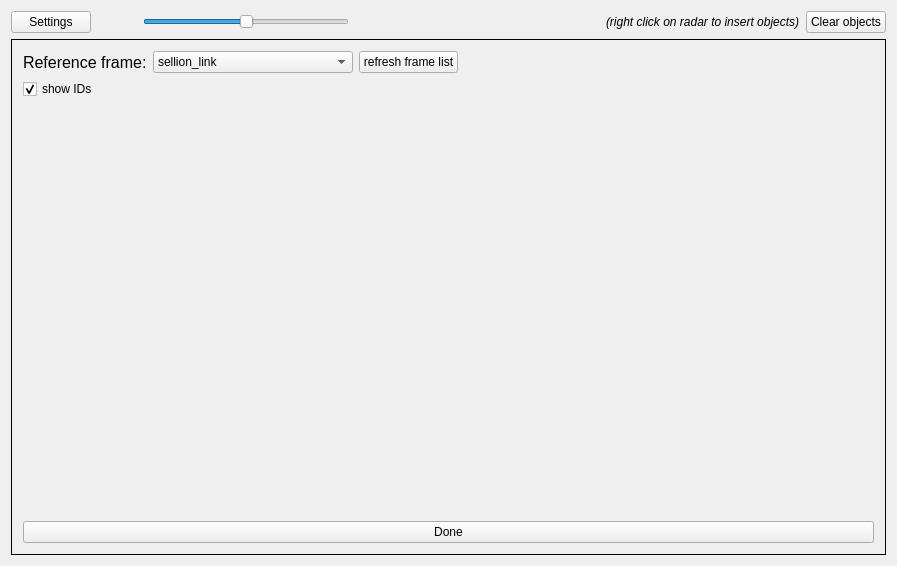
Above: resource/radar_tabs.ui from ros4hri/rqt_hri_radar before the change. Below: the same form after it.
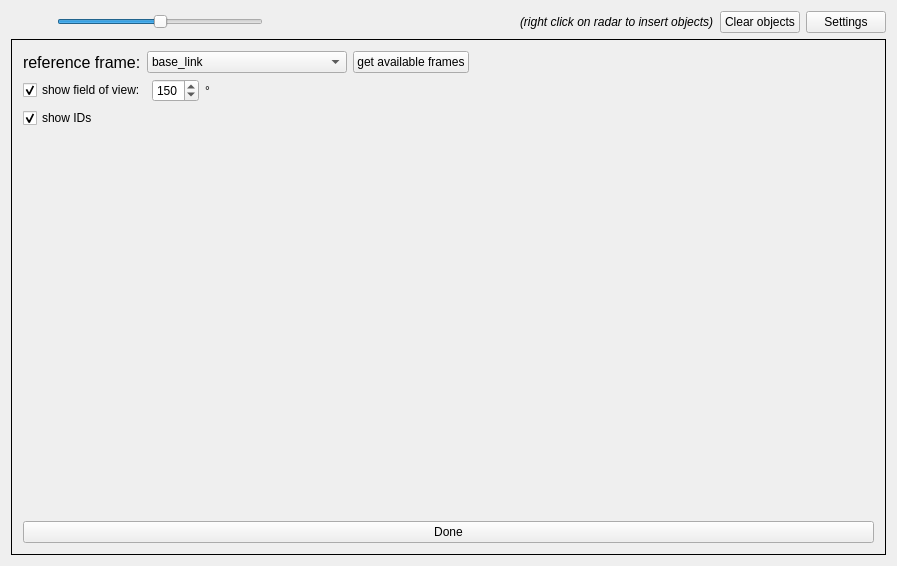
That is the form after the change. Icons and pictures are not drawn.

Commit message:
add option to show the robot's field of view + corresponding settings
While here, minor refactor of the 'show ids' btn

The edit to the form file:
```diff
--- a/resource/radar_tabs.ui
+++ b/resource/radar_tabs.ui
@@ -62,17 +62,6 @@
       <property name="bottomMargin">
        <number>0</number>
       </property>
-      <item>
-       <widget class="QPushButton" name="settingsBtn">
-        <property name="text">
-         <string>Settings</string>
-        </property>
-        <property name="icon">
-         <iconset theme="preferences-system">
-          <normaloff>.</normaloff>.</iconset>
-        </property>
-       </widget>
-      </item>
       <item>
        <widget class="QPushButton" name="zoomOut">
         <property name="text">
@@ -154,6 +143,17 @@
         </property>
        </widget>
       </item>
+      <item>
+       <widget class="QPushButton" name="settingsBtn">
+        <property name="text">
+         <string>Settings</string>
+        </property>
+        <property name="icon">
+         <iconset theme="preferences-system">
+          <normaloff>.</normaloff>.</iconset>
+        </property>
+       </widget>
+      </item>
      </layout>
     </widget>
    </item>
@@ -197,7 +197,7 @@
             </font>
            </property>
            <property name="text">
-            <string>Reference frame:</string>
+            <string>reference frame:</string>
            </property>
           </widget>
          </item>
@@ -219,10 +219,10 @@
             </size>
            </property>
            <property name="currentText">
-            <string>sellion_link</string>
+            <string>base_link</string>
            </property>
            <property name="currentIndex">
-            <number>0</number>
+            <number>1</number>
            </property>
            <item>
             <property name="text">
@@ -244,7 +244,7 @@
          <item>
           <widget class="QPushButton" name="reloadButton">
            <property name="text">
-            <string>refresh frame list</string>
+            <string>get available frames</string>
            </property>
            <property name="icon">
             <iconset theme="reload">
@@ -268,7 +268,57 @@
         </layout>
        </item>
        <item>
-        <widget class="QCheckBox" name="idCheckbox">
+        <layout class="QHBoxLayout" name="fovLayout">
+         <item>
+          <widget class="QCheckBox" name="fovCheckbox">
+           <property name="text">
+            <string>show field of view:</string>
+           </property>
+           <property name="checked">
+            <bool>true</bool>
+           </property>
+          </widget>
+         </item>
+         <item>
+          <widget class="QSpinBox" name="fov">
+           <property name="minimum">
+            <number>30</number>
+           </property>
+           <property name="maximum">
+            <number>180</number>
+           </property>
+           <property name="singleStep">
+            <number>10</number>
+           </property>
+           <property name="value">
+            <number>150</number>
+           </property>
+          </widget>
+         </item>
+         <item>
+          <widget class="QLabel" name="degLabel">
+           <property name="text">
+            <string>°</string>
+           </property>
+          </widget>
+         </item>
+         <item>
+          <spacer name="horizontalSpacer_3">
+           <property name="orientation">
+            <enum>Qt::Horizontal</enum>
+           </property>
+           <property name="sizeHint" stdset="0">
+            <size>
+             <width>40</width>
+             <height>20</height>
+            </size>
+           </property>
+          </spacer>
+         </item>
+        </layout>
+       </item>
+       <item>
+        <widget class="QCheckBox" name="idsCheckbox">
          <property name="text">
           <string>show IDs</string>
          </property>
```
Left out of the diff: 10 changed lines with no effect on the pictures. The commit also changes 3 other files.
